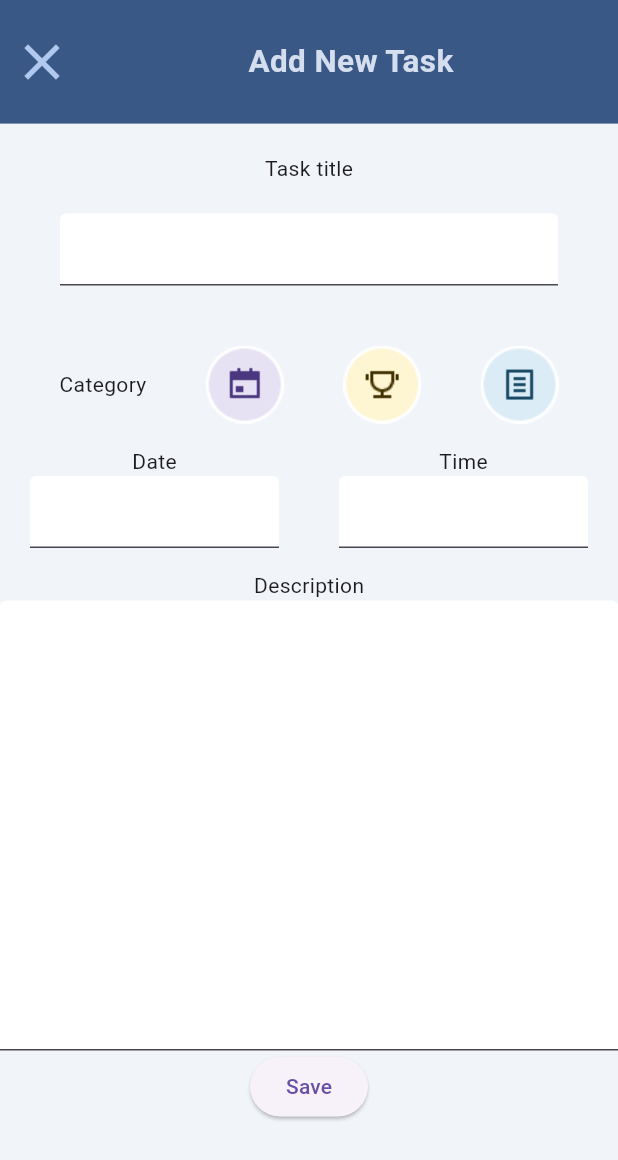
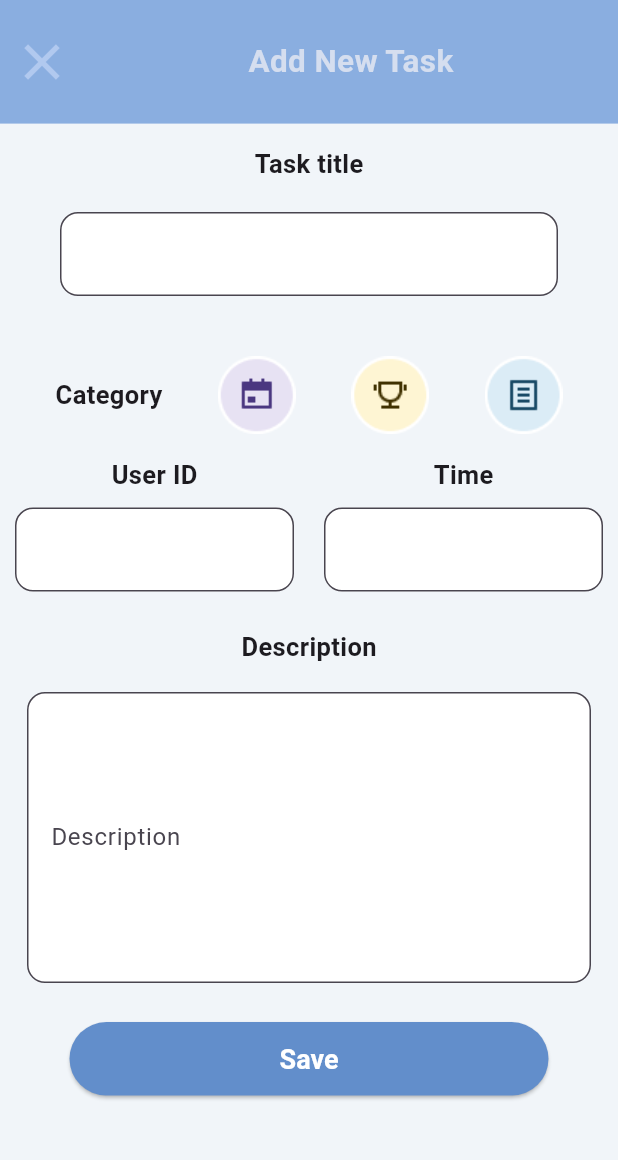
Before and after one commit to ozcann159/Todo_App, a Flutter app: the screen it shows after launch, after a tap on "Add New Task", on a phone screen of 412 x 824 dp. Shown: the top 1160 px of the screen. Run offline on Flutter 3.47's test engine with Material 3 defaults, Android fonts, the phone set to English and light mode, and no system bars; our stand-ins replace hexcolor; network calls fail.

Commit message:
textfield edited

```diff
--- a/lib/model/todo.dart
+++ b/lib/model/todo.dart
@@ -30,6 +30,7 @@ class Todo {
   Todo({
     required this.id,
     required this.todo,
+    this.completed,
     required this.userId,
   });
 }
--- a/lib/screens/add_new_task.dart
+++ b/lib/screens/add_new_task.dart
@@ -4,6 +4,8 @@ import 'package:hexcolor/hexcolor.dart';
 import 'package:todo_app/constants/color.dart';
 import 'package:todo_app/constants/tasktype.dart';
 import 'package:todo_app/model/task.dart';
+import 'package:todo_app/model/todo.dart';
+import 'package:todo_app/service/todo_service.dart';
 
 class AddNewTaskScreen extends StatefulWidget {
   const AddNewTaskScreen({
@@ -21,9 +23,11 @@ class AddNewTaskScreen extends StatefulWidget {
 
 class _AddNewTaskState extends State<AddNewTaskScreen> {
   TextEditingController titleController = TextEditingController();
-  TextEditingController dateController = TextEditingController();
+  TextEditingController userIdController = TextEditingController();
   TextEditingController timeController = TextEditingController();
   TextEditingController descriptionController = TextEditingController();
+
+  TodoService todoService = TodoService();
 
   TaskType taskType = TaskType.note;
 
@@ -35,12 +39,11 @@ class _AddNewTaskState extends State<AddNewTaskScreen> {
         child: Scaffold(
       backgroundColor: HexColor(backgroundColor),
       body: SingleChildScrollView(
-          child: Column(
-            children: [
+        child: Column(children: [
           Container(
             width: deviceWidth,
             height: deviceHeight / 10,
-                color: const Color(0xff395886),
+            color: const Color(0xff8AAEE0),
             child: Row(children: [
               IconButton(
                 onPressed: () {
@@ -64,13 +67,22 @@ class _AddNewTaskState extends State<AddNewTaskScreen> {
             ]),
           ),
           const Padding(
-                  padding: EdgeInsets.only(top: 20), child: Text("Task title")),
+              padding: EdgeInsets.only(top: 15),
+              child: Text(
+                "Task title",
+                style: TextStyle(fontWeight: FontWeight.bold, fontSize: 17),
+              )),
           Padding(
-                padding: EdgeInsets.symmetric(horizontal: 40, vertical: 20),
+            padding: const EdgeInsets.symmetric(horizontal: 40, vertical: 20),
             child: TextField(
               controller: titleController,
-                  decoration:
-                      InputDecoration(filled: true, fillColor: Colors.white),
+              decoration: InputDecoration(
+                filled: true,
+                fillColor: Colors.white,
+                border: OutlineInputBorder(
+                  borderRadius: BorderRadius.circular(12),
+                ),
+              ),
             ),
           ),
           Padding(
@@ -78,7 +90,10 @@ class _AddNewTaskState extends State<AddNewTaskScreen> {
             child: Row(
               mainAxisAlignment: MainAxisAlignment.spaceEvenly,
               children: [
-                    const Text("Category"),
+                const Text(
+                  "Category",
+                  style: TextStyle(fontWeight: FontWeight.bold, fontSize: 17),
+                ),
                 GestureDetector(
                   onTap: () {
                     ScaffoldMessenger.of(context).showSnackBar(
@@ -128,27 +143,46 @@ class _AddNewTaskState extends State<AddNewTaskScreen> {
                 Expanded(
                   child: Column(
                     children: [
-                          const Text("Date"),
+                      const Text(
+                        "User ID",
+                        style: TextStyle(
+                            fontWeight: FontWeight.bold, fontSize: 17),
+                      ),
                       Padding(
-                              padding:
-                                  const EdgeInsets.symmetric(horizontal: 20),
+                          padding: const EdgeInsets.symmetric(
+                              horizontal: 10, vertical: 10),
                           child: TextField(
-                                controller: dateController,
+                            controller: userIdController,
                             decoration: InputDecoration(
-                                    filled: true, fillColor: Colors.white),
+                              filled: true,
+                              fillColor: Colors.white,
+                              border: OutlineInputBorder(
+                                borderRadius: BorderRadius.circular(12),
+                              ),
+                            ),
                           ))
                     ],
                   ),
                 ),
                 Expanded(
                   child: Column(children: [
-                        Text("Time"),
+                    const Text(
+                      "Time",
+                      style:
+                          TextStyle(fontWeight: FontWeight.bold, fontSize: 17),
+                    ),
                     Padding(
-                          padding: EdgeInsets.symmetric(horizontal: 20),
+                      padding: const EdgeInsets.symmetric(
+                          horizontal: 10, vertical: 10),
                       child: TextField(
                         controller: timeController,
                         decoration: InputDecoration(
-                                filled: true, fillColor: Colors.white),
+                          filled: true,
+                          fillColor: Colors.white,
+                          border: OutlineInputBorder(
+                            borderRadius: BorderRadius.circular(12),
+                          ),
+                        ),
                       ),
                     ),
                   ]),
@@ -158,32 +192,64 @@ class _AddNewTaskState extends State<AddNewTaskScreen> {
           ),
           const Padding(
               padding: EdgeInsets.only(top: 15),
-                  child: Text("Description")),
+              child: Text(
+                "Description",
+                style: TextStyle(fontWeight: FontWeight.bold, fontSize: 17),
+              )),
           SizedBox(
-                height: 300,
+            height: 230,
+            child: Padding(
+              padding: const EdgeInsets.all(10.0),
+              child: Padding(
+                padding: const EdgeInsets.all(8.0),
                 child: TextField(
                   controller: descriptionController,
                   expands: true,
                   maxLines: null,
-                  decoration: const InputDecoration(
-                      filled: true, fillColor: Colors.white, isDense: true),
+                  decoration: InputDecoration(
+                    filled: true,
+                    fillColor: Colors.white,
+                    isDense: true,
+                    hintText: 'Description',
+                    border: OutlineInputBorder(
+                      borderRadius: BorderRadius.circular(12),
                     ),
                   ),
+                ),
+              ),
+            ),
+          ),
+          const SizedBox(height: 8),
           ElevatedButton(
+              style: ElevatedButton.styleFrom(
+                backgroundColor: const Color(0xff628ECB),
+                foregroundColor: Colors.white,
+                padding: const EdgeInsets.symmetric(vertical: 14, horizontal: 140),
+                shape: RoundedRectangleBorder(
+                  borderRadius: BorderRadius.circular(25),
+                ),
+                textStyle: const TextStyle(
+                  fontSize: 18,
+                  fontWeight: FontWeight.bold,
+                ),
+              ),
               onPressed: () {
-                    Task newTask = Task(
-                        title: titleController.text,
-                        description: descriptionController.text,
-                        isCompleted: false,
-                        type: taskType);
-                    widget.addNewTask(newTask);
+                saveTodo();
                 Navigator.pop(context);
               },
               child: const Text("Save"))
-            ],
+        ]),
       ),
-        ),
-      ),
-    );
+    ));
+  }
+
+  void saveTodo() {
+    Todo newTodo = Todo(
+        id: -1,
+        todo: titleController.text,
+        userId: int.parse(userIdController.text),
+        completed: false);
+
+    todoService.addTodo(newTodo);
   }
 }
--- a/lib/screens/home.dart
+++ b/lib/screens/home.dart
@@ -58,24 +58,24 @@ class _HomeState extends State<Home> {
   @override
   Widget build(BuildContext context) {
     TodoService todoService = TodoService();
-    todoService.getTodos();
+
     double deviceHeight = MediaQuery.of(context).size.height;
     double deviceWidth = MediaQuery.of(context).size.width;
     return MaterialApp(
-      theme: ThemeData(primarySwatch: Colors.indigo),
+      debugShowCheckedModeBanner: false,
       home: SafeArea(
         child: Scaffold(
           backgroundColor: HexColor(backgroundColor),
           body: Column(
             children: [
               Container(
-                decoration: BoxDecoration(
-                    color: Theme.of(context).primaryColor,
-                    borderRadius:
-                        BorderRadius.only(bottomRight: Radius.circular(70))),
+                decoration: const BoxDecoration(
+                    color: Color(0xff8AAEE0),
+                    borderRadius: BorderRadius.only(
+                        bottomRight: Radius.circular(70))),
                 width: deviceWidth,
                 height: deviceHeight / 5,
-                // color: const Color(0xff395886),
+                //color: const Color(0xff395886),
                 child: const Column(
                   children: [
                     Padding(
@@ -83,7 +83,7 @@ class _HomeState extends State<Home> {
                       child: Text(
                         "October 20, 2024",
                         style: TextStyle(
-                            color: Colors.white,
+                            color: Color(0xffD5DEEF),
                             fontSize: 18,
                             fontWeight: FontWeight.bold),
                       ),
@@ -92,7 +92,7 @@ class _HomeState extends State<Home> {
                       padding: EdgeInsets.all(18),
                       child: Text("My Todo list",
                           style: TextStyle(
-                              color: Colors.white,
+                              color: Color(0xffF0F3FA),
                               fontSize: 34,
                               fontWeight: FontWeight.bold)),
                     ),
@@ -103,16 +103,27 @@ class _HomeState extends State<Home> {
                 child: Padding(
                   padding: const EdgeInsets.fromLTRB(20, 10, 20, 10),
                   child: SingleChildScrollView(
-                      child: ListView.builder(
+                    child: FutureBuilder(
+                      future: todoService.getUncompletedTodos(),
+                      builder: (context, snapshot) {
+                        print(snapshot.data);
+                        if (snapshot.data == null) {
+                          return const CircularProgressIndicator();
+                        } else {
+                          return ListView.builder(
                             primary: false,
                             shrinkWrap: true,
-                    itemCount: todo.length,
+                            itemCount: snapshot.data!.length,
                             itemBuilder: (context, index) {
                               return TodoItem(
-                        task: todo[index],
+                                task: snapshot.data![index],
                               );
                             },
-                  )),
+                          );
+                        }
+                      },
+                    ),
+                  ),
                 ),
               ),
               const Padding(
@@ -120,7 +131,7 @@ class _HomeState extends State<Home> {
                 child: Align(
                   alignment: Alignment.centerLeft,
                   child: Text(
-                    "comptaled",
+                    "Completed",
                     style: TextStyle(fontWeight: FontWeight.bold, fontSize: 18),
                   ),
                 ),
@@ -128,29 +139,71 @@ class _HomeState extends State<Home> {
               Expanded(
                 child: Padding(
                     padding: const EdgeInsets.fromLTRB(20, 10, 20, 10),
-                  child: SingleChildScrollView(
-                      child: ListView.builder(
+                    child: FutureBuilder(
+                      future: todoService.getUncompletedTodos(),
+                      builder: (context, snapshot) {
+                        if (snapshot.data == null) {
+                          return const Center(
+                              child: SizedBox(
+                            width: 30,
+                            height: 30,
+                            child: CircularProgressIndicator(),
+                          ));
+                        } else {
+                          return FutureBuilder(
+                            future: todoService.getCompletedTodos(),
+                            builder: (context, snapshot) {
+                              if (snapshot.data == null) {
+                                return const Center(
+                                    child: SizedBox(
+                                  width: 30,
+                                  height: 30,
+                                  child: CircularProgressIndicator(),
+                                ));
+                              } else {
+                                return ListView.builder(
                                   shrinkWrap: true,
                                   primary: false,
-                    itemCount: completed.length,
+                                  itemCount: snapshot.data!.length,
                                   itemBuilder: (context, index) {
-                      return TodoItem(task: completed[index]);
+                                    return TodoItem(
+                                        task: snapshot.data![index]);
+                                  },
+                                );
+                              }
+                            },
+                          );
+                        }
                       },
                     )),
               ),
-              ),
+              //395886
               Padding(
                 padding: const EdgeInsets.all(10),
                 child: ElevatedButton(
+                  style: ElevatedButton.styleFrom(
+                    backgroundColor: const Color(0xff628ECB),
+                    foregroundColor: Colors.white,
+                    padding: const EdgeInsets.symmetric(vertical: 14, horizontal: 80),
+                    shape: RoundedRectangleBorder(
+                      borderRadius: BorderRadius.circular(25),
+                    ),
+                    textStyle: const TextStyle(
+                      fontSize: 18,
+                      fontWeight: FontWeight.bold,
+                    ),
+                  ),
                   onPressed: () {
                     Navigator.of(context).push(MaterialPageRoute(
                       builder: (context) => AddNewTaskScreen(
-                          addNewTask: (newTask) => addNewTask(newTask)),
+                        addNewTask: (newTask) => addNewTask(newTask),
+                      ),
                     ));
                   },
                   child: const Text("Add New Task"),
                 ),
-              )
+              ),
+              const SizedBox(height: 10),
             ],
           ),
         ),
--- a/lib/service/todo_service.dart
+++ b/lib/service/todo_service.dart
@@ -5,16 +5,50 @@ import 'package:todo_app/model/todo.dart';
 
 class TodoService {
   final String url = "https://dummyjson.com/todos";
+  final String addUrl = "https://dummyjson.com/todos/add";
 
-  Future<List<Todo>> getTodos() async {
+  Future<List<Todo>> getUncompletedTodos() async {
     final response = await http.get(Uri.parse(url));
     List<dynamic> resp = jsonDecode(response.body)["todos"];
     List<Todo> todos = List.empty(growable: true);
 
     resp.forEach((element) {
-      todos.add(Todo.fromJson(element));
+      Todo task = Todo.fromJson(element);
+      if (task.completed! == false) {
+        todos.add(task);
+      }
     });
 
     return todos;
   }
+
+  Future<List<Todo>> getCompletedTodos() async {
+    final response = await http.get(Uri.parse(url));
+    List<dynamic> resp = jsonDecode(response.body)["todos"];
+    List<Todo> todos = List.empty(growable: true);
+
+    resp.forEach((element) {
+      Todo task = Todo.fromJson(element);
+      if (task.completed! == true) {
+        todos.add(task);
+      }
+    });
+
+    return todos;
+  }
+
+  Future<String> addTodo(Todo newTodo) async {
+    final response = await http.post(
+      Uri.parse(addUrl),
+      headers: <String, String>{
+        "Content-Type": "application/json; charset=utf-8"
+      },
+      body: json.encode(
+        newTodo.toJson(),
+      ),
+    );
+
+    print(response.body);
+    return response.body;
+  }
 }
--- a/lib/todo_item.dart
+++ b/lib/todo_item.dart
@@ -1,7 +1,6 @@
 // ignore_for_file: public_member_api_docs, sort_constructors_first
 import 'package:flutter/material.dart';
-import 'package:todo_app/constants/tasktype.dart';
-import 'package:todo_app/model/task.dart';
+import 'package:todo_app/model/todo.dart';
 
 class TodoItem extends StatefulWidget {
   const TodoItem({
@@ -10,7 +9,7 @@ class TodoItem extends StatefulWidget {
   }) : super(
           key: key,
         );
-  final Task task;
+  final Todo task;
 
   @override
   State<TodoItem> createState() => _TodoItemState();
@@ -22,33 +21,36 @@ class _TodoItemState extends State<TodoItem> {
   @override
   Widget build(BuildContext context) {
     return Card(
-      color: widget.task.isCompleted ? Colors.grey : Colors.white,
+      color: widget.task.completed! ? Colors.grey : Colors.white,
       shape: RoundedRectangleBorder(borderRadius: BorderRadius.circular(20)),
       child: Padding(
         padding: const EdgeInsets.all(20),
         child: Row(
           mainAxisAlignment: MainAxisAlignment.spaceEvenly,
           children: [
-            widget.task.type == TaskType.note
+            /**TODO: Firebase işlemleri
+             * widget.task.type == TaskType.note
                 ? Image.asset("assets/images/3.png")
                 : widget.task.type == TaskType.contest
                     ? Image.asset("assets/images/2.png")
                     : Image.asset("assets/images/1.png"),
+             */
+
             Expanded(
               child: Column(children: [
                 Text(
-                  widget.task.title,
+                  widget.task.todo!,
                   style: TextStyle(
-                      decoration: widget.task.isCompleted
+                      decoration: widget.task.completed!
                           ? TextDecoration.lineThrough
                           : TextDecoration.none,
                       fontSize: 20,
                       fontWeight: FontWeight.bold),
                 ),
                 Text(
-                  widget.task.description,
+                  "User${widget.task.userId!}",
                   style: TextStyle(
-                      decoration: widget.task.isCompleted
+                      decoration: widget.task.completed!
                           ? TextDecoration.lineThrough
                           : TextDecoration.none),
                 )
@@ -59,7 +61,7 @@ class _TodoItemState extends State<TodoItem> {
                 value: isChecked,
                 onChanged: (val) {
                   setState(() {
-                    widget.task.isCompleted = !widget.task.isCompleted;
+                    widget.task.completed = !widget.task.completed!;
                     isChecked = val!; // val değişkeni varsa işleme koy
                   });
                 }),
```
Also changed, not shown: lib/constants/color.dart (line endings or trailing spaces). Lines whose indentation alone changed are shown as unchanged.
